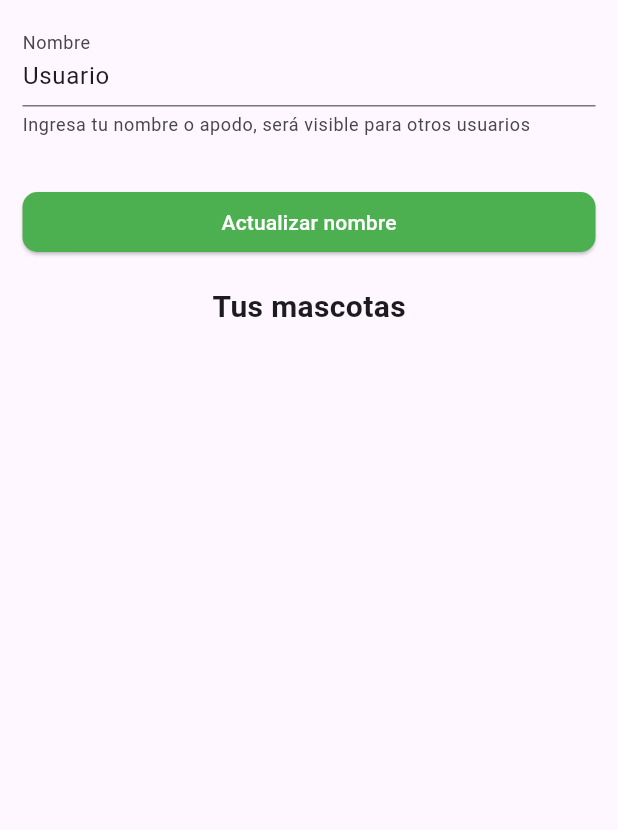
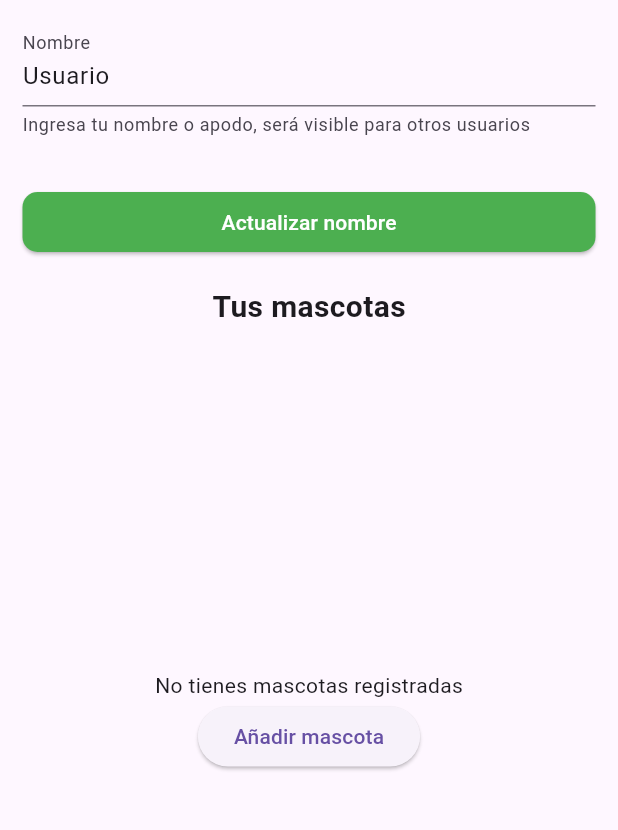
Before and after one commit to marcapaginas/petalert, a Flutter app: the AccountPage screen opened directly with empty values, on a phone screen of 412 x 824 dp, the part 84-914 px from its top. Run offline on Flutter 3.47's test engine with Material 3 defaults, Android fonts, the phone set to English and light mode, and no system bars; drawn by our look-alikes of flutter_animate; our stand-ins replace awesome_notifications, connectivity_plus, flutter_bloc, flutter_dotenv, flutter_map, geolocator and 5 more; missing offline and left inert: flutter_map_animations, flutter_map_geojson, redis; accounts and stored records are empty; statements that could not run were skipped.

Commit message:
ajustando marcadores ultimos minutos

```diff
--- a/lib/models/map_options_model.dart
+++ b/lib/models/map_options_model.dart
@@ -7,7 +7,6 @@ import 'package:flutter_map_geojson/flutter_map_geojson.dart';
 import 'package:get/get.dart';
 import 'package:pet_clean/classes/custom_geo_json_parser.dart';
 import 'package:pet_clean/database/redis_database.dart';
-import 'package:pet_clean/models/pet_model.dart';
 import 'package:pet_clean/models/user_data_model.dart';
 import 'package:pet_clean/models/user_location_model.dart';
 import 'package:pet_clean/widgets/marker_detail_widget.dart';
--- a/lib/models/user_location_model.dart
+++ b/lib/models/user_location_model.dart
@@ -6,7 +6,7 @@ class UserLocationModel {
   final String userId;
   final double latitude;
   final double longitude;
-  final DateTime? lastUpdate;
+  final int? lastUpdate;
 
   UserLocationModel(
       {required this.userId,
@@ -23,7 +23,7 @@ class UserLocationModel {
     String? userId,
     double? latitude,
     double? longitude,
-    DateTime? lastUpdate,
+    int? lastUpdate,
   }) {
     return UserLocationModel(
       userId: userId ?? this.userId,
--- a/lib/pages/account_page.dart
+++ b/lib/pages/account_page.dart
@@ -1,10 +1,12 @@
 import 'package:flutter/material.dart';
+import 'package:flutter_bloc/flutter_bloc.dart';
 import 'package:get/get.dart';
 import 'package:pet_clean/blocs/user_data_cubit.dart';
 import 'package:pet_clean/database/redis_database.dart';
 import 'package:pet_clean/database/supabase_database.dart';
 import 'package:pet_clean/models/user_data_model.dart';
 import 'package:pet_clean/widgets/lista_mascotas.dart';
+import 'package:pet_clean/widgets/pet_manager_widget.dart';
 import 'package:supabase_flutter/supabase_flutter.dart';
 
 class AccountPage extends StatefulWidget {
@@ -80,6 +82,8 @@ class _AccountPageState extends State<AccountPage> {
 
   @override
   Widget build(BuildContext context) {
+    final userDataCubit = context.watch<UserDataCubit>();
+
     return Scaffold(
       appBar: AppBar(
         foregroundColor: Colors.white,
@@ -136,7 +140,28 @@ class _AccountPageState extends State<AccountPage> {
                     fontWeight: FontWeight.bold,
                   ),
                 ),
-                const ListaMascotas(),
+                userDataCubit.state.pets.isEmpty
+                    ? Expanded(
+                        child: Center(
+                          child: Column(
+                            mainAxisAlignment: MainAxisAlignment.center,
+                            children: [
+                              const Text('No tienes mascotas registradas'),
+                              ElevatedButton(
+                                onPressed: () {
+                                  // Abre el formulario para añadir una nueva mascota
+                                  Get.bottomSheet(
+                                    isScrollControlled: true,
+                                    const PetManagerWidget(type: 'add'),
+                                  );
+                                },
+                                child: const Text('Añadir mascota'),
+                              ),
+                            ],
+                          ),
+                        ),
+                      )
+                    : const ListaMascotas(),
                 const SizedBox(height: 25),
                 // ElevatedButton(
                 //   onPressed: () {
--- a/lib/pages/login_page.dart
+++ b/lib/pages/login_page.dart
@@ -1,7 +1,6 @@
 import 'dart:async';
 
 import 'package:flutter/material.dart';
-import 'package:flutter/widgets.dart';
 import 'package:get/get.dart';
 import 'package:pet_clean/database/supabase_database.dart';
 import 'package:supabase_flutter/supabase_flutter.dart';
--- a/lib/widgets/lista_mascotas.dart
+++ b/lib/widgets/lista_mascotas.dart
@@ -46,7 +46,7 @@ class _ListaMascotasState extends State<ListaMascotas> {
                     ),
                     title: Text(pet.name,
                         style: const TextStyle(fontWeight: FontWeight.bold)),
-                    subtitle: Text('${pet.breed}',
+                    subtitle: Text(pet.breed,
                         style: const TextStyle(color: Colors.white)),
                     trailing: Row(
                       mainAxisSize: MainAxisSize.min,
--- a/lib/widgets/pet_manager_widget.dart
+++ b/lib/widgets/pet_manager_widget.dart
@@ -337,7 +337,7 @@ class _PetManagerState extends State<PetManagerWidget> {
           icon: const Icon(Icons.check),
           colorText: Colors.white,
           backgroundColor: Colors.green);
-      Navigator.of(context).pop();
+      Navigator.of(Get.context!).pop();
     } catch (e) {
       log('Error actualizando mascota: $e');
       Get.snackbar('Error', 'Error actualizando mascota',
@@ -370,7 +370,7 @@ class _PetManagerState extends State<PetManagerWidget> {
           icon: const Icon(Icons.check),
           colorText: Colors.white,
           backgroundColor: Colors.green);
-      Navigator.of(context).pop();
+      Navigator.of(Get.context!).pop();
     } catch (e) {
       log('Error añadiendo mascota: $e');
       Get.snackbar('Error', 'Error añadiendo mascota',
```
Also changed, not shown: lib/database/redis_database.dart (+40 -53 lines), lib/pages/home_page.dart (+17 -9 lines), lib/pages/register_page.dart (+6 -4 lines).
